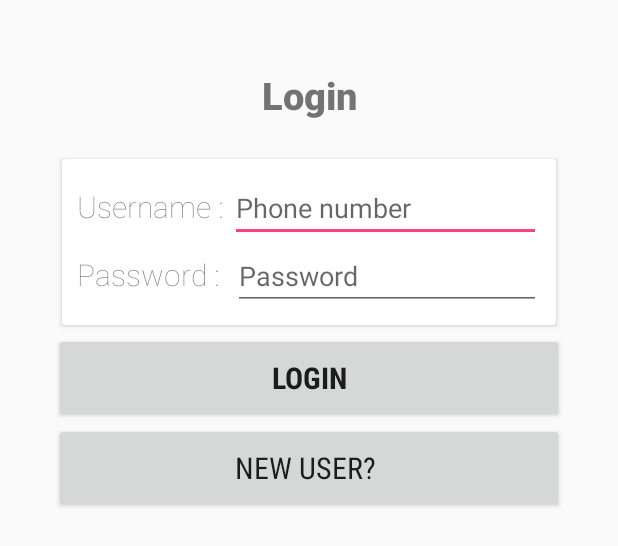
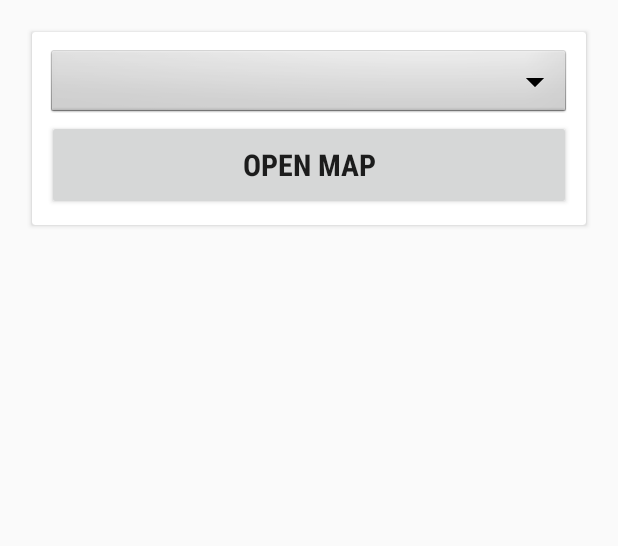
Before and after one commit to HackersOfNorth/Central-Perk, an Android app: the layout content_hangout_planning.xml on its own in the app's theme, with its tools: preview values and no code run, on a phone screen of 412 x 824 dp. Shown: the top 546 px of the screen. Run offline under Robolectric (Android 15) with nearby library versions, the phone set to English and light mode, and no system bars.

Commit message:
1.1Version

```diff
--- a/app/src/main/java/com/hackinthenorth/centralperk/activity/HangoutPlanning.java
+++ b/app/src/main/java/com/hackinthenorth/centralperk/activity/HangoutPlanning.java
@@ -1,8 +1,9 @@
 package com.hackinthenorth.centralperk.activity;
 
-import android.app.Activity;
 import android.content.Intent;
 import android.os.Bundle;
+import android.support.v7.app.AppCompatActivity;
+import android.support.v7.widget.Toolbar;
 import android.util.Log;
 import android.view.View;
 import android.widget.AdapterView;
@@ -13,7 +14,7 @@ import android.widget.Spinner;
 import com.hackinthenorth.centralperk.R;
 import com.hackinthenorth.centralperk.helper.MeetInMiddle;
 
-public class HangoutPlanning extends Activity {
+public class HangoutPlanning extends AppCompatActivity {
 
     String val ;
     Double lat,lon;
@@ -21,7 +22,9 @@ public class HangoutPlanning extends Activity {
     protected void onCreate(Bundle savedInstanceState) {
         super.onCreate(savedInstanceState);
         setContentView(R.layout.activity_hangout_planning);
-        getActionBar().setDisplayHomeAsUpEnabled(true);
+        Toolbar toolbar = (Toolbar) findViewById(R.id.toolbarHangoutPlanning);
+        setSupportActionBar(toolbar);
+        getSupportActionBar().setDisplayHomeAsUpEnabled(true);
         Spinner dynamicSpinner = (Spinner) findViewById(R.id.spinner1);
 
         final String[] items = new String[] { "cafe", "atm", "bar","doctor","gym","movie_theater","park" };
--- a/app/src/main/res/layout/activity_hangout_planning.xml
+++ b/app/src/main/res/layout/activity_hangout_planning.xml
@@ -22,38 +22,8 @@
 
     </android.support.design.widget.AppBarLayout>
 
-    <android.support.v7.widget.CardView
-        android:layout_width="match_parent"
-        android:layout_height="wrap_content"
-        android:layout_margin="5dp"
-        android:elevation="25dp">
+    <include layout="@layout/content_hangout_planning"/>
 
-        <LinearLayout
-            android:layout_width="match_parent"
-            android:layout_height="wrap_content"
-            android:orientation="vertical"
-            android:padding="10dp">
-
-            <Spinner
-                android:id="@+id/spinner1"
-                android:layout_width="match_parent"
-                android:layout_height="wrap_content"
-                android:background="@android:drawable/btn_dropdown"
-                android:spinnerMode="dropdown"
-
-                />
-
-            <Button
-                android:id="@+id/bMAP"
-                android:layout_width="match_parent"
-                android:layout_height="60dp"
-                android:fontFamily="sans-serif-condensed"
-                android:text="Open MAP"
-                android:textSize="20sp"
-                android:textStyle="bold" />
-
-        </LinearLayout>
-    </android.support.v7.widget.CardView>
 
 
 </android.support.design.widget.CoordinatorLayout>
--- a/app/src/main/res/layout/content_hangout_planning.xml
+++ b/app/src/main/res/layout/content_hangout_planning.xml
@@ -9,26 +9,8 @@
     android:paddingRight="@dimen/activity_horizontal_margin"
     android:paddingTop="@dimen/activity_vertical_margin"
     app:layout_behavior="@string/appbar_scrolling_view_behavior"
-    tools:context=".activity.LoginActivity"
-    tools:showIn="@layout/activity_login">
-
-    <LinearLayout
-        android:layout_width="match_parent"
-        android:layout_height="wrap_content"
-        android:layout_marginLeft="20dp"
-        android:layout_marginRight="20dp"
-        android:layout_marginTop="30dp"
-        android:orientation="vertical">
-
-        <TextView
-            android:layout_width="match_parent"
-            android:layout_height="wrap_content"
-            android:layout_marginBottom="20dp"
-            android:fontFamily="sans-serif-black"
-            android:gravity="center"
-            android:text="@string/login"
-            android:textSize="25sp"
-            android:textStyle="bold" />
+    tools:context=".activity.HangoutPlanning"
+    tools:showIn="@layout/activity_hangout_planning">
 
     <android.support.v7.widget.CardView
         android:layout_width="match_parent"
@@ -42,69 +24,24 @@
             android:orientation="vertical"
             android:padding="10dp">
 
-                <LinearLayout
-                    android:layout_width="wrap_content"
-                    android:layout_height="match_parent"
-                    android:orientation="horizontal">
-
-                    <TextView
-                        android:layout_width="wrap_content"
-                        android:layout_height="wrap_content"
-                        android:fontFamily="sans-serif-thin"
-                        android:text="Username : "
-                        android:textSize="20sp" />
-
-                    <EditText
-                        android:id="@+id/etUsername"
+            <Spinner
+                android:id="@+id/spinner1"
                 android:layout_width="match_parent"
                 android:layout_height="wrap_content"
-                        android:ems="10"
-                        android:hint="Phone number"
-                        android:inputType="phone" />
+                android:background="@android:drawable/btn_dropdown"
+                android:spinnerMode="dropdown"
 
-                </LinearLayout>
-
-                <LinearLayout
-                    android:layout_width="wrap_content"
-                    android:layout_height="match_parent"
-                    android:orientation="horizontal">
-
-                    <TextView
-                        android:layout_width="wrap_content"
-                        android:layout_height="wrap_content"
-                        android:fontFamily="sans-serif-thin"
-                        android:text="Password :  "
-                        android:textSize="20sp" />
-
-                    <EditText
-                        android:id="@+id/etPassword"
-                        android:layout_width="match_parent"
-                        android:layout_height="wrap_content"
-                        android:ems="10"
-                        android:hint="Password"
-                        android:inputType="textPassword" />
-
-                </LinearLayout>
-            </LinearLayout>
-        </android.support.v7.widget.CardView>
-
+                />
 
             <Button
-            android:id="@+id/bLogin"
+                android:id="@+id/bMAP"
                 android:layout_width="match_parent"
                 android:layout_height="60dp"
                 android:fontFamily="sans-serif-condensed"
-            android:text="Login"
+                android:text="Open MAP"
                 android:textSize="20sp"
                 android:textStyle="bold" />
 
-        <Button
-            android:id="@+id/bNewUser"
-            android:layout_width="match_parent"
-            android:layout_height="60dp"
-            android:layout_alignParentBottom="true"
-            android:fontFamily="sans-serif-condensed"
-            android:text="New User? "
-            android:textSize="20sp" />
         </LinearLayout>
+    </android.support.v7.widget.CardView>
 </RelativeLayout>
```
Lines whose indentation alone changed are shown as unchanged.
